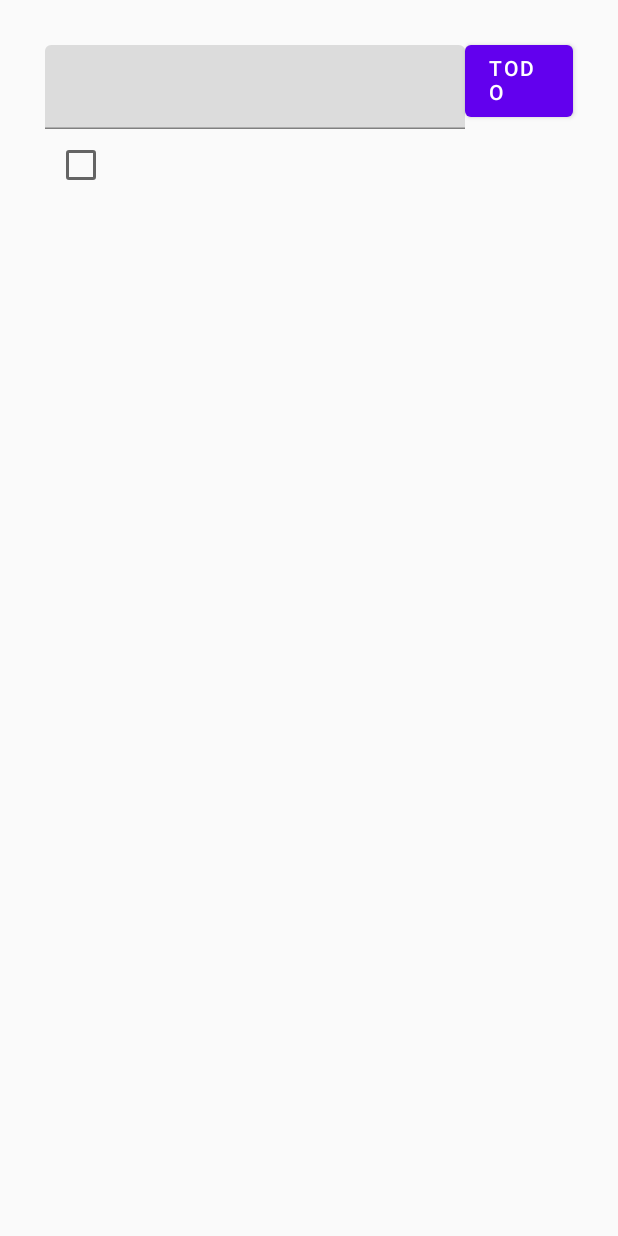
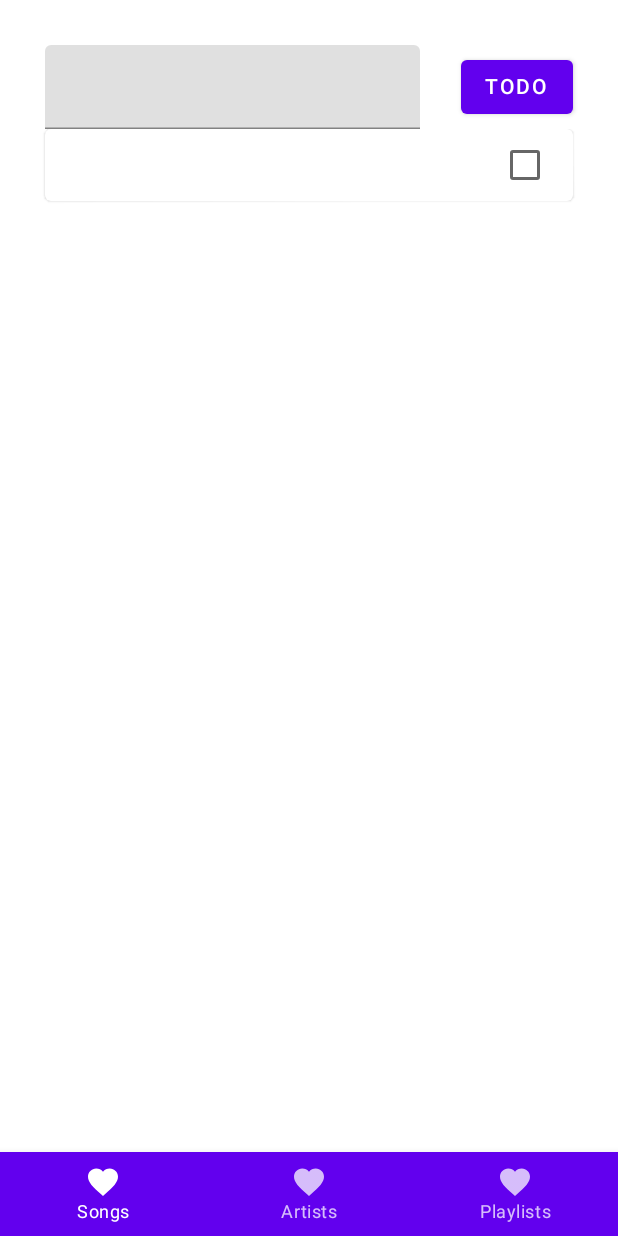
Before and after one commit to cloudwoon/jetpack-compose, an Android app built with Jetpack Compose: the screen it shows after launch (MainActivity), after a tap on "TODO", on a phone screen of 412 x 824 dp. Run offline under Robolectric (Android 15) with nearby library versions, the phone set to English and light mode, and no system bars.

Commit message:
compose modifier 사용해보기

```diff
--- a/app/src/main/java/kr/co/woon/androidpractice/MainActivity.kt
+++ b/app/src/main/java/kr/co/woon/androidpractice/MainActivity.kt
@@ -1,65 +1,124 @@
 package kr.co.woon.androidpractice
 
-import android.annotation.SuppressLint
 import android.os.Bundle
+import android.widget.Toast
 import androidx.activity.ComponentActivity
 import androidx.activity.compose.setContent
+import androidx.compose.foundation.layout.Arrangement
 import androidx.compose.foundation.layout.Column
 import androidx.compose.foundation.layout.Row
 import androidx.compose.foundation.layout.fillMaxSize
+import androidx.compose.foundation.layout.fillMaxWidth
 import androidx.compose.foundation.layout.padding
-import androidx.compose.material.*
-import androidx.compose.runtime.*
+import androidx.compose.foundation.layout.width
+import androidx.compose.foundation.lazy.LazyColumn
+import androidx.compose.foundation.lazy.items
+import androidx.compose.foundation.rememberScrollState
+import androidx.compose.foundation.text.KeyboardActions
+import androidx.compose.foundation.text.KeyboardOptions
+import androidx.compose.foundation.verticalScroll
+import androidx.compose.material.BottomNavigation
+import androidx.compose.material.BottomNavigationItem
+import androidx.compose.material.Button
+import androidx.compose.material.Card
+import androidx.compose.material.Checkbox
+import androidx.compose.material.Icon
+import androidx.compose.material.Scaffold
+import androidx.compose.material.Text
+import androidx.compose.material.TextField
+import androidx.compose.material.icons.Icons
+import androidx.compose.material.icons.filled.Favorite
+import androidx.compose.runtime.getValue
+import androidx.compose.runtime.mutableStateListOf
+import androidx.compose.runtime.mutableStateOf
+import androidx.compose.runtime.remember
+import androidx.compose.runtime.setValue
+import androidx.compose.ui.Alignment
 import androidx.compose.ui.Modifier
-import androidx.compose.ui.tooling.preview.Preview
+import androidx.compose.ui.input.nestedscroll.nestedScroll
+import androidx.compose.ui.text.input.ImeAction
 import androidx.compose.ui.unit.dp
-import kr.co.woon.androidpractice.ui.theme.AndroidPracticeTheme
 
 
-//컴포즈는 선언형
-/*명령형과 선언형이 있음.
-선언형 : 결과만 명시 -> 알고리즘이 필요 없음*//*
-명령형 : 과정을 명시 -> 알고리즘을 작성해야 함*/
 class MainActivity : ComponentActivity() {
-    @SuppressLint("UnrememberedMutableState")
     override fun onCreate(savedInstanceState: Bundle?) {
         super.onCreate(savedInstanceState)
         setContent {
+            Scaffold(
+                modifier = Modifier.fillMaxSize(),
+                bottomBar = {
+                    var selectedItem by remember { mutableStateOf(0) }
+                    val items = remember {
+                        listOf("Songs", "Artists", "Playlists")
+                    }
+
+                    BottomNavigation {
+                        items.forEachIndexed { index, item ->
+                            BottomNavigationItem(
+                                icon = { Icon(Icons.Filled.Favorite, contentDescription = null) },
+                                label = { Text(item) },
+                                selected = selectedItem == index,
+                                onClick = { selectedItem = index }
+                            )
+                        }
+                    }
+                }
+            ) {
                 val field = remember { mutableStateOf("") }
                 val fields = remember { mutableStateListOf<String>() }
                 Column(
-                modifier = Modifier.padding(30.dp),
+                    modifier = Modifier
+                        .fillMaxSize()
+                        .padding(it)
+                        .padding(30.dp),
                 ) {
-                Row {
+                    Row(
+                        modifier = Modifier.fillMaxWidth(),
+                        horizontalArrangement = Arrangement.SpaceBetween,
+                        verticalAlignment = Alignment.CenterVertically,
+                    ) {
                         TextField(
+                            modifier = Modifier.width(250.dp),
                             value = field.value,
                             onValueChange = { field.value = it },
+                            singleLine = true,
+                            maxLines = 1,
+                            keyboardOptions = KeyboardOptions(imeAction = ImeAction.Send),
+                            keyboardActions = KeyboardActions {
+                                Toast.makeText(this@MainActivity, "SENT", Toast.LENGTH_SHORT).show()
+                            },
                         )
-                    Button(onClick = {
+                        Button(
+                            onClick = {
                                 fields.add(field.value)
                                 field.value = ""
-                    }) {
+                            },
+                        ) {
                             Text(text = "TODO")
                         }
                     }
-                fields.forEach{
-                    Row {
+                    LazyColumn(
+                        modifier = Modifier.fillMaxSize(),
+                        verticalArrangement = Arrangement.spacedBy(15.dp),
+                    ) {
+                        items(fields) { item ->
+                            Card(modifier = Modifier.fillMaxWidth()) {
+                                Row(
+                                    modifier = Modifier
+                                        .fillMaxWidth()
+                                        .padding(horizontal = 8.dp),
+                                    verticalAlignment = Alignment.CenterVertically,
+                                    horizontalArrangement = Arrangement.SpaceBetween,
+                                ) {
                                     val check = remember { mutableStateOf(false) }
-                        Text(text = it)
-                        Checkbox(checked = check.value, onCheckedChange = {check.value = !check.value})
-
-                    }
-
-                }
-
-            }
-
+                                    Text(text = item)
+                                    Checkbox(checked = check.value, onCheckedChange = { check.value = !check.value })
                                 }
                             }
                         }
-
-
-//composition
-//recomposition - UI 변화가 생겼을 때 다시 유아이를 그려주는 것
-//리컴포지션을 시키기 위해서는 state라는 것을 사용함.
-//그래서 state 관리를 잘 해줘야 함.
+                    }
+                }
+            }
+        }
+    }
+}
```
Lines whose indentation alone changed are shown as unchanged.
